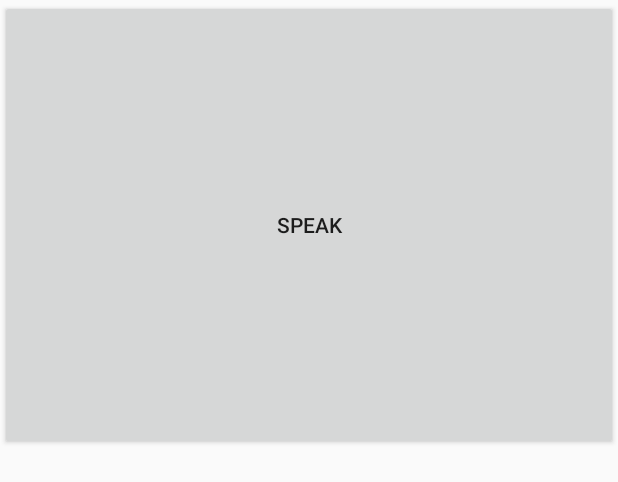
After one commit to KaiserWhoLearns/Argos, an Android app: the layout activity_ttsdemo.xml on its own in the app's theme, with its tools: preview values and no code run, on a phone screen of 412 x 824 dp. The commit adds this screen. Shown: the top 482 px of the screen. Run offline under Robolectric (Android 15) with nearby library versions, the phone set to English and light mode, and no system bars.

Commit message:
TextToSpeech Demo is finished

```diff
--- /dev/null
+++ b/app/src/main/res/layout/activity_ttsdemo.xml
@@ -0,0 +1,14 @@
+<?xml version="1.0" encoding="utf-8"?>
+<android.support.constraint.ConstraintLayout xmlns:android="http://schemas.android.com/apk/res/android"
+    xmlns:app="http://schemas.android.com/apk/res-auto"
+    xmlns:tools="http://schemas.android.com/tools"
+    android:layout_width="match_parent"
+    android:layout_height="match_parent"
+    tools:context=".Activity.TTSDemoActivity">
+
+    <Button
+        android:id="@+id/speak_btn"
+        android:layout_width="match_parent"
+        android:layout_height="300dp"
+        android:text="Speak"/>
+</android.support.constraint.ConstraintLayout>
--- /dev/null
+++ b/app/src/main/res/values/dimens.xml
@@ -0,0 +1,3 @@
+<resources>
+    <dimen name="fab_margin">16dp</dimen>
+</resources>
--- a/app/src/main/res/values/strings.xml
+++ b/app/src/main/res/values/strings.xml
@@ -1,3 +1,4 @@
 <resources>
     <string name="app_name">MSICUW</string>
+    <string name="title_activity_ttsdemo">TTSDemoActivity</string>
 </resources>
```
Also changed, not shown: app/src/main/java/com/example/kaise/msicuw/Activity/MainActivity.java (added, +28 -0 lines), app/src/main/java/com/example/kaise/msicuw/Activity/TTSDemoActivity.java (added, +36 -0 lines), app/src/main/java/com/example/kaise/msicuw/MainActivity.java (deleted, +0 -13 lines), app/src/main/java/com/example/kaise/msicuw/Util/TextToSpeechUtil.java (added, +94 -0 lines), app/src/main/res/layout/activity_main.xml (+6 -9 lines), app/src/main/res/values/styles.xml (+9 -0 lines).
